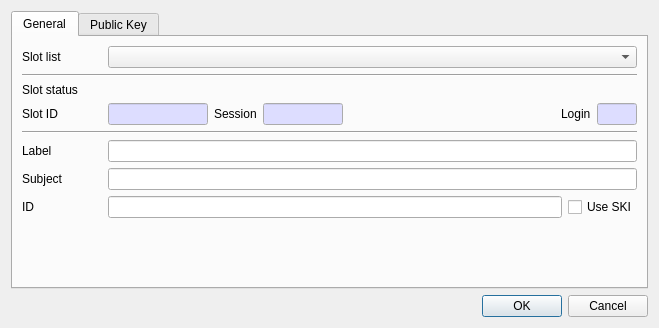
This is CryptokiMan/create_ec_pub_key_dlg.ui in jykim74/CryptokiMan as Qt 5 draws it before an edit. The edited form follows.
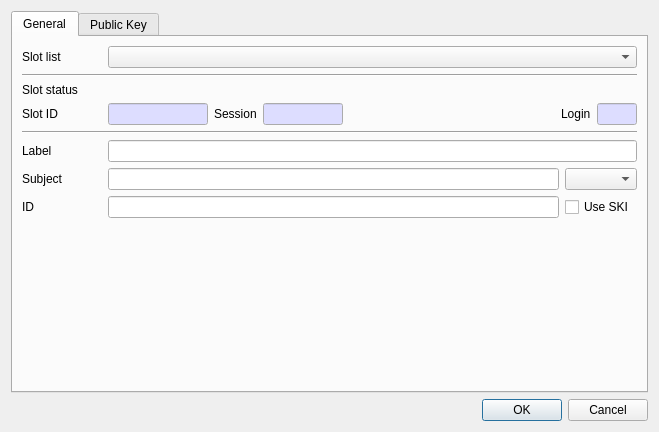
This is the edited form. The open tabs and pages were chosen to show the change.

Commit message: Subject 값에서 Text 와 DER 선택 지원

```diff
--- a/CryptokiMan/create_ec_pub_key_dlg.ui
+++ b/CryptokiMan/create_ec_pub_key_dlg.ui
@@ -7,7 +7,7 @@
     <x>0</x>
     <y>0</y>
     <width>659</width>
-    <height>318</height>
+    <height>432</height>
    </rect>
   </property>
   <property name="windowTitle">
@@ -323,9 +323,12 @@
            </property>
           </widget>
          </item>
-         <item row="1" column="1" colspan="2">
+         <item row="1" column="1">
           <widget class="QLineEdit" name="mSubjectText"/>
          </item>
+         <item row="1" column="2">
+          <widget class="QComboBox" name="mSubjectTypeCombo"/>
+         </item>
         </layout>
        </item>
        <item>
```
Left out of the diff: 2 changed lines with no effect on the pictures. The commit also changes 20 other files.
